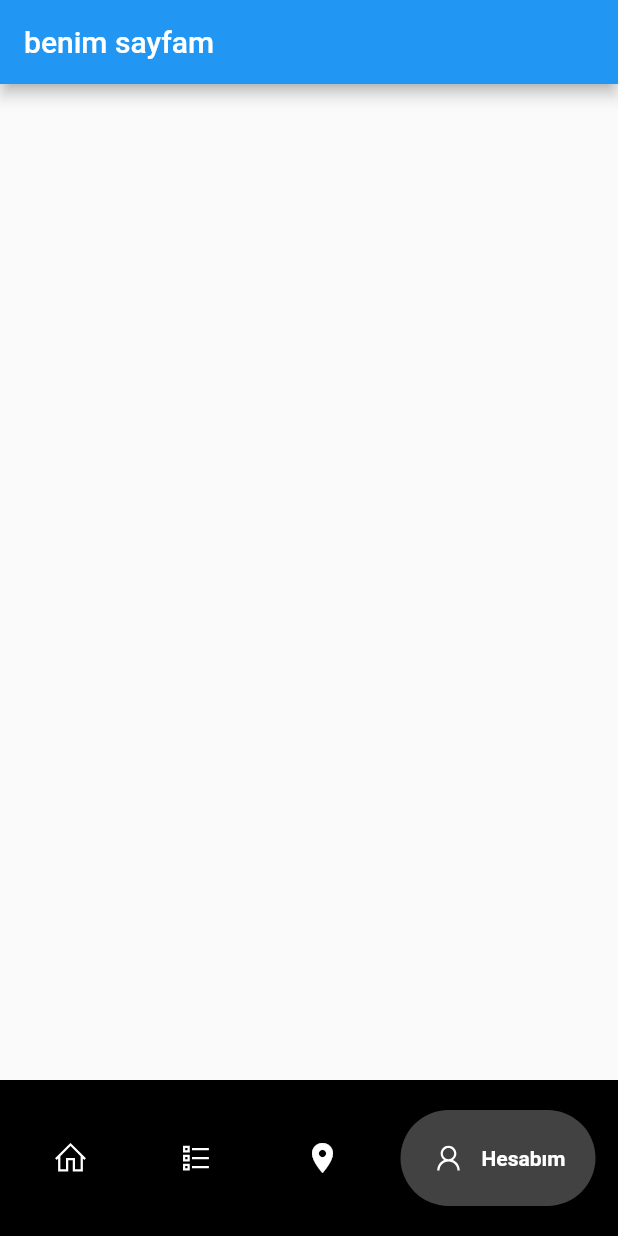
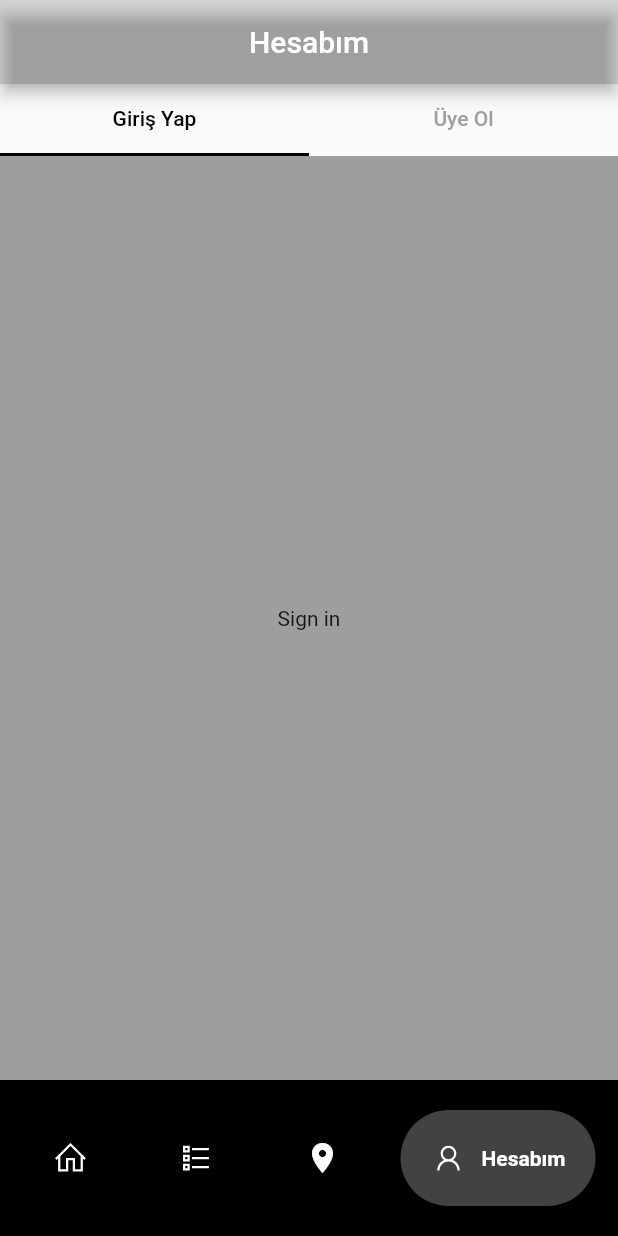
Before and after one commit to Mobilyst/Mobilyst, a Flutter app: the screen it shows after launch, item 4 of the bottom bar chosen, on a phone screen of 412 x 824 dp. Run offline on Flutter 3.47's test engine with Material 2 defaults, Android fonts, the phone set to English and light mode, and no system bars; drawn by our look-alikes of google_nav_bar; our stand-ins replace line_icons.

Commit message:
hesabim sayfasina tab bar eklendi ve duzenlendi

```diff
--- a/lib/girisPage.dart
+++ /dev/null
@@ -1,14 +0,0 @@
-import 'package:flutter/material.dart';
-
-class GirisPage extends StatelessWidget {
-  const GirisPage({super.key});
-
-  @override
-  Widget build(BuildContext context) {
-    return Scaffold(
-      appBar: AppBar(
-        title: Text('benim sayfam '),
-      ),
-    );
-  }
-}
--- /dev/null
+++ b/lib/hesabim/girisPage.dart
@@ -0,0 +1,47 @@
+import 'package:flutter/material.dart';
+import 'package:mobilyst/hesabim/tabs/firstSignIn.dart';
+import 'package:mobilyst/hesabim/tabs/secondSignUp.dart';
+
+class GirisPage extends StatelessWidget {
+  const GirisPage({super.key});
+
+  @override
+  Widget build(BuildContext context) {
+    return DefaultTabController(
+      length: 2,
+      child: Scaffold(
+        appBar: AppBar(
+          title: const Text(
+            'Hesabım',
+            textAlign: TextAlign.center,
+          ),
+          centerTitle: true,
+          backgroundColor: Colors.black12,
+        ),
+        body: Column(children: const [
+          //hata olursa buraya bak const ekledin
+          TabBar(
+              labelColor: Colors.black, //secili olan tabin rengi
+              unselectedLabelColor: Colors.grey, // secili olmayan tabin rengi
+              tabs: [
+                Tab(
+                  text: 'Giriş Yap',
+                ),
+                Tab(
+                  text: 'Üye Ol',
+                ),
+              ]),
+          Expanded(
+            child: TabBarView(children: [
+              //sign in
+              SignInPage(),
+
+              //sign up
+              SignUpPage(),
+            ]),
+          )
+        ]),
+      ),
+    );
+  }
+}
--- /dev/null
+++ b/lib/hesabim/tabs/firstSignIn.dart
@@ -0,0 +1,15 @@
+import 'package:flutter/material.dart';
+
+class SignInPage extends StatelessWidget {
+  const SignInPage({super.key});
+
+  @override
+  Widget build(BuildContext context) {
+    return Container(
+      color: Colors.grey,
+      child: Center(
+        child: Text('Sign in'),
+      ),
+    );
+  }
+}
--- /dev/null
+++ b/lib/hesabim/tabs/secondSignUp.dart
@@ -0,0 +1,15 @@
+import 'package:flutter/material.dart';
+
+class SignUpPage extends StatelessWidget {
+  const SignUpPage({super.key});
+
+  @override
+  Widget build(BuildContext context) {
+    return Container(
+      color: Colors.grey,
+      child: Center(
+        child: Text('Sign up'),
+      ),
+    );
+  }
+}
--- a/lib/main.dart
+++ b/lib/main.dart
@@ -14,6 +14,7 @@ class MyApp extends StatelessWidget {
     return MaterialApp(
       debugShowCheckedModeBanner: false,
       home: NavigationBarPage(),
+      theme: ThemeData(accentColor: Colors.black), // tab bar cizgisinin rengi
     );
   }
 }
--- a/lib/navigationBar.dart
+++ b/lib/navigationBar.dart
@@ -1,7 +1,7 @@
 import 'package:flutter/material.dart';
 import 'package:google_nav_bar/google_nav_bar.dart';
 import 'package:line_icons/line_icons.dart';
-import 'package:mobilyst/girisPage.dart';
+import 'package:mobilyst/hesabim/girisPage.dart';
 import 'package:mobilyst/haritaPage.dart';
 import 'package:mobilyst/homePage.dart';
 import 'package:mobilyst/kategoriPage.dart';
```
